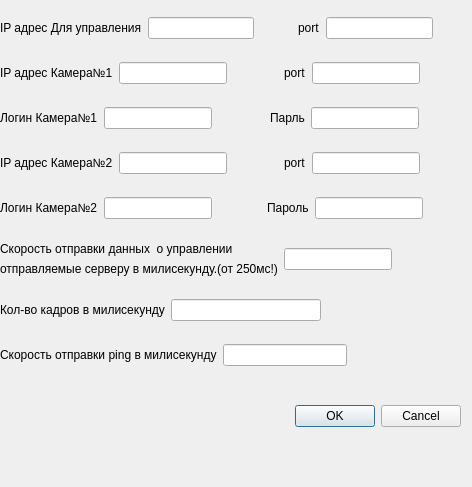
Old version of the form settings.ui in the repository EugChesn/GuiClient.
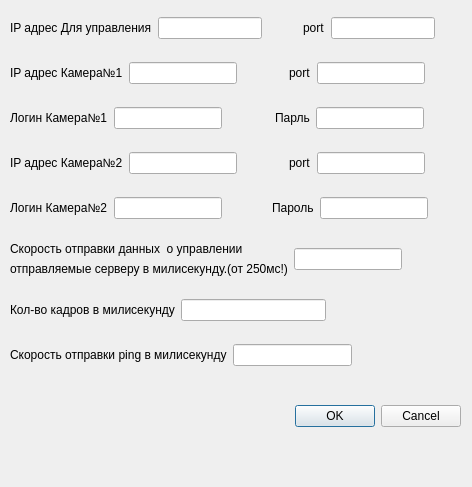
New version of the form.

Diff of the .ui file:
```diff
--- a/settings.ui
+++ b/settings.ui
@@ -32,9 +32,9 @@
   <widget class="QWidget" name="verticalLayoutWidget">
    <property name="geometry">
     <rect>
-     <x>0</x>
+     <x>10</x>
      <y>0</y>
-     <width>471</width>
+     <width>461</width>
      <height>391</height>
     </rect>
    </property>
```
